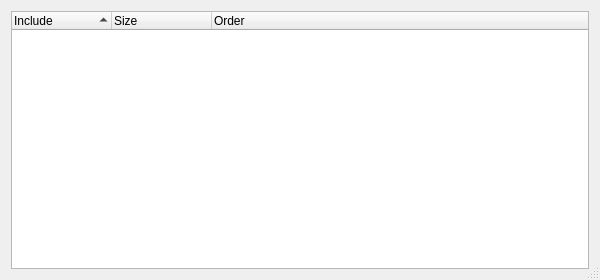
First picture: the form in forms/dialog.ui, repository cdglove/cpp-size, before the edit.
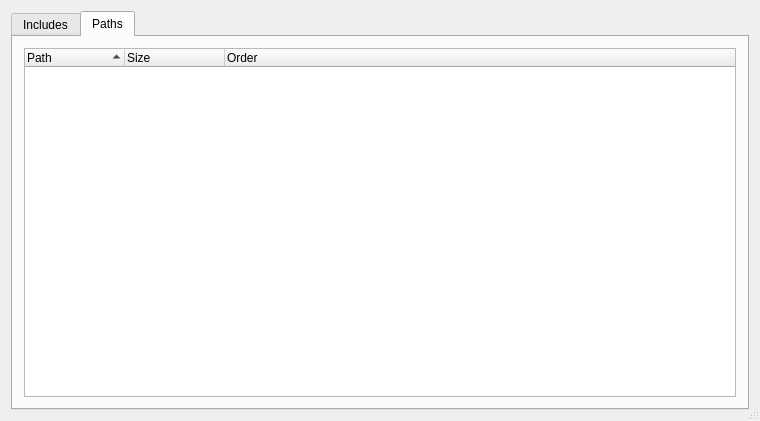
Second picture: the form after the edit. The open tabs and pages were chosen to show the change.

Commit message: Add tabs for path vs includes Cleanup some variable names.

```diff
--- a/forms/dialog.ui
+++ b/forms/dialog.ui
@@ -6,8 +6,8 @@
    <rect>
     <x>0</x>
     <y>0</y>
-    <width>600</width>
-    <height>280</height>
+    <width>760</width>
+    <height>421</height>
    </rect>
   </property>
   <property name="acceptDrops">
@@ -19,6 +19,16 @@
   <property name="sizeGripEnabled">
    <bool>true</bool>
   </property>
+  <layout class="QVBoxLayout" name="verticalLayout_2">
+   <item>
+    <widget class="QTabWidget" name="tab_view">
+     <property name="currentIndex">
+      <number>0</number>
+     </property>
+     <widget class="QWidget" name="include_tab">
+      <attribute name="title">
+       <string>Includes</string>
+      </attribute>
   <layout class="QVBoxLayout" name="verticalLayout">
    <item>
     <widget class="QTreeWidget" name="include_hierarchy">
@@ -27,7 +37,7 @@
      </property>
      <column>
       <property name="text">
-       <string>Include</string>
+           <string>File</string>
       </property>
      </column>
      <column>
@@ -40,6 +50,39 @@
        <string>Order</string>
       </property>
      </column>
+        </widget>
+       </item>
+      </layout>
+     </widget>
+     <widget class="QWidget" name="filesystem_tab">
+      <attribute name="title">
+       <string>Paths</string>
+      </attribute>
+      <layout class="QVBoxLayout" name="verticalLayout_3">
+       <item>
+        <widget class="QTreeWidget" name="filesystem_tree">
+         <property name="sortingEnabled">
+          <bool>true</bool>
+         </property>
+         <column>
+          <property name="text">
+           <string>Path</string>
+          </property>
+         </column>
+         <column>
+          <property name="text">
+           <string>Size</string>
+          </property>
+         </column>
+         <column>
+          <property name="text">
+           <string>Order</string>
+          </property>
+         </column>
+        </widget>
+       </item>
+      </layout>
+     </widget>
     </widget>
    </item>
   </layout>
```
Left out of the diff: 2 changed lines with no effect on the pictures. Lines whose indentation alone changed are shown as unchanged. The commit also changes 2 other files.
